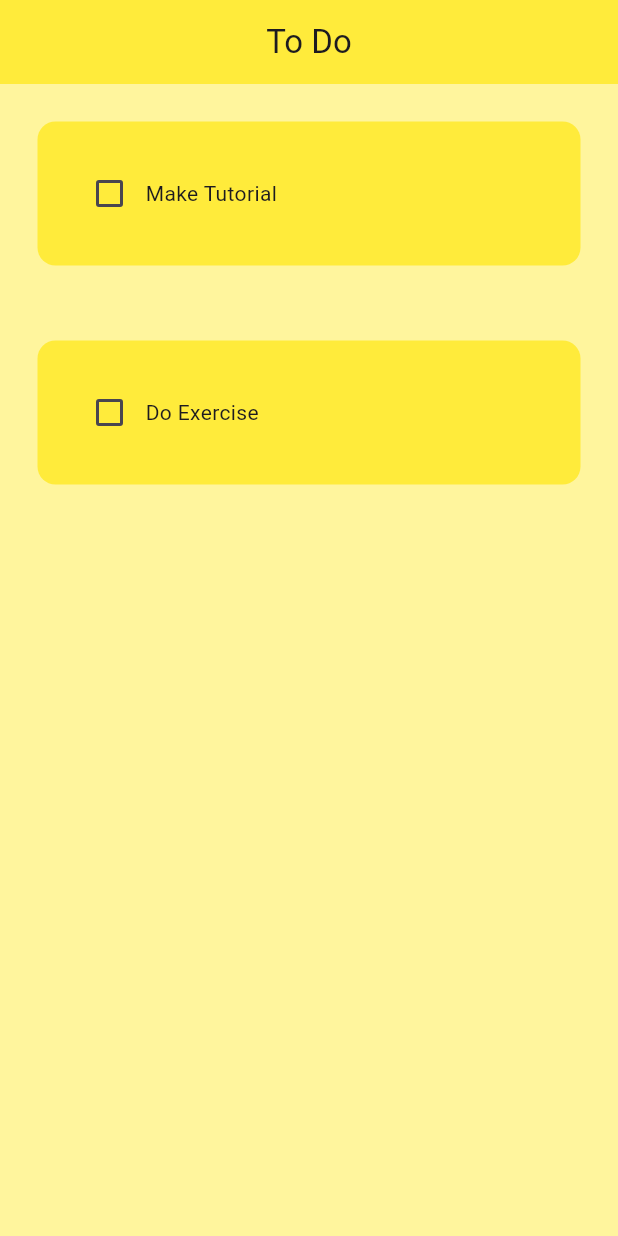
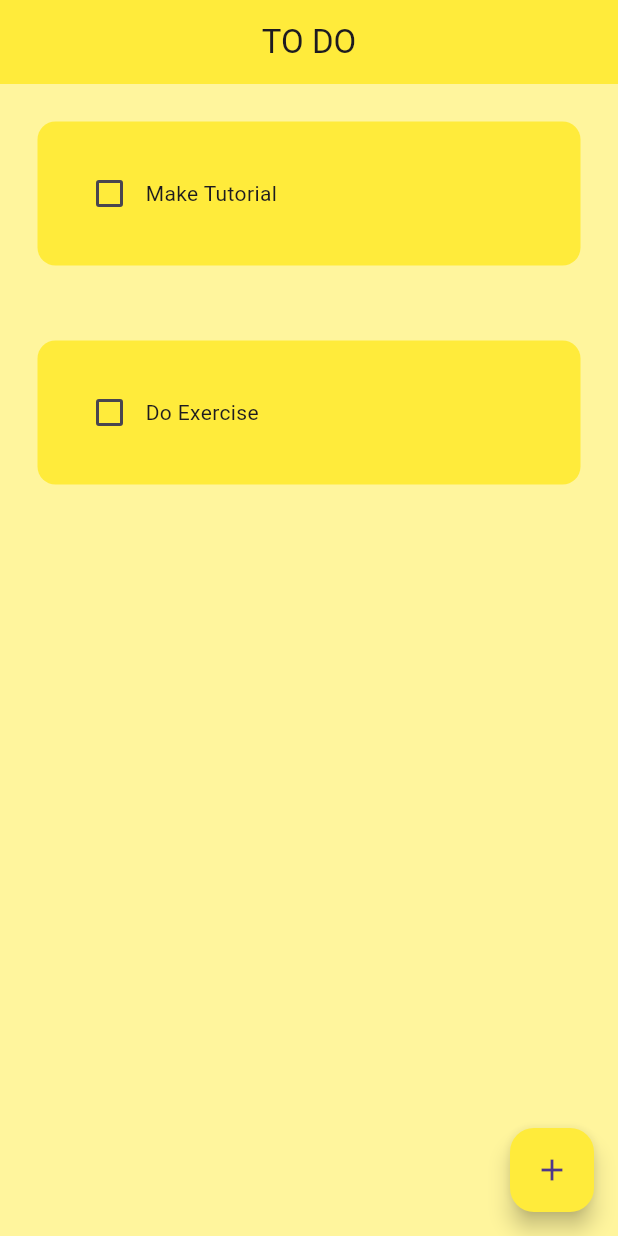
Before and after one commit to hsyntinaztepe/todoapp, a Flutter app: the screen it shows after launch, on a phone screen of 412 x 824 dp. Run offline on Flutter 3.47's test engine with Material 3 defaults, Android fonts, the phone set to English and light mode, and no system bars.

```diff
--- a/lib/main.dart
+++ b/lib/main.dart
@@ -1,8 +1,6 @@
 import 'package:flutter/material.dart';
 import 'package:flutter/widgets.dart';
-import 'package:todoapp/pages/first_page.dart';
 import 'package:todoapp/pages/home_page.dart';
-import 'package:todoapp/pages/settings_page.dart';
 
 void main() {
   runApp(const MyApp());
--- a/lib/pages/home_page.dart
+++ b/lib/pages/home_page.dart
@@ -26,8 +26,13 @@ class _HomePageState extends State<HomePage> {
       backgroundColor: Colors.yellow[200],
       appBar: AppBar(
         centerTitle: true,
-        title: Text("To Do"),
+        title: Text("TO DO"),
         elevation: 0,
+      ),
+      floatingActionButton: FloatingActionButton(
+        onPressed: () {},
+        child: Icon(Icons.add),
+        backgroundColor: Colors.yellow,
       ),
       body: ListView.builder(
         itemCount: toDoList.length,
--- a/lib/utilities/todo_tile.dart
+++ b/lib/utilities/todo_tile.dart
@@ -20,8 +20,19 @@ class ToDoTile extends StatelessWidget {
         padding: EdgeInsets.all(24),
         child: Row(
           children: [
-            Checkbox(value: taskCompleted, onChanged: onChanged),
-            Text(taskName),
+            Checkbox(
+              value: taskCompleted,
+              onChanged: onChanged,
+              activeColor: Colors.black,
+            ),
+            Text(
+              taskName,
+              style: TextStyle(
+                decoration: taskCompleted
+                    ? TextDecoration.lineThrough
+                    : TextDecoration.none,
+              ),
+            ),
           ],
         ),
         decoration: BoxDecoration(
```
Also changed, not shown: lib/pages/first_page.dart (deleted, +0 -47 lines), lib/pages/settings_page.dart (deleted, +0 -14 lines).
